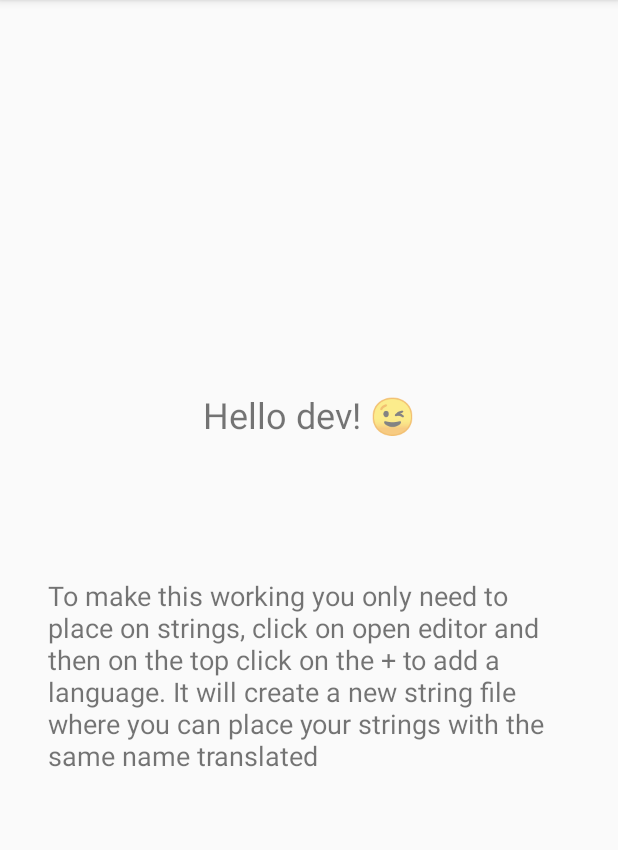
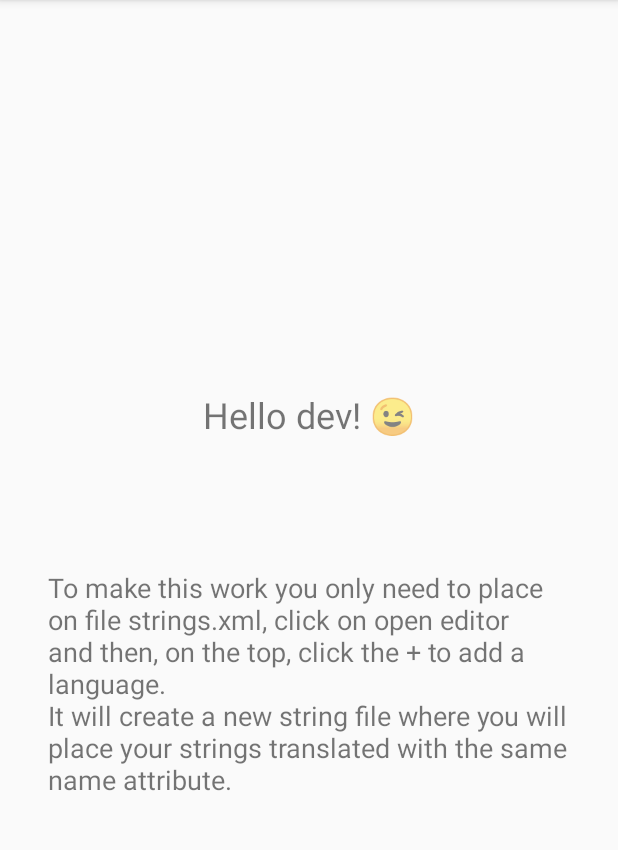
Before and after one commit to ClarkStoro/Android-Kotlin-Examples, an Android app: the screen it shows after launch (MainActivity), in the side drawer, after a tap on "Translations", on a phone screen of 412 x 824 dp, the part 84-934 px from its top. Run offline under Robolectric (Android 15) with nearby library versions, the phone set to English and light mode, and no system bars.

Commit message:
Strings modified

```diff
--- a/app/src/main/res/layout/fragment_home.xml
+++ b/app/src/main/res/layout/fragment_home.xml
@@ -17,7 +17,7 @@
                 app:layout_constraintStart_toStartOf="parent" android:layout_marginEnd="8dp"
                 app:layout_constraintEnd_toEndOf="parent"/>
         <TextView
-                android:text="Here for you some basics examples on Android Kotlin"
+                android:text="Here for you some basics examples in Android Kotlin"
                 android:layout_width="0dp"
                 android:layout_height="wrap_content" android:id="@+id/textView5"
                 android:textSize="20sp" app:layout_constraintEnd_toEndOf="parent"
--- a/app/src/main/res/values/strings.xml
+++ b/app/src/main/res/values/strings.xml
@@ -14,9 +14,8 @@
     <!-- Write your strings here -->
     <string name="hello_dev">Hello dev! 😉</string>
     <string name="translations_guide" translatable="false">
-        To make this working you only need to place on strings, click on open editor and then on the top click on the
-        "+" to add a language.
-        It will create a new string file where you can place your strings with the same name translated
+        To make this work you only need to place on file strings.xml, click on open editor and then, on the top, click the
+        "+" to add a language.\nIt will create a new string file where you will place your strings translated with the same name attribute.
     </string>
     <string name="cloud_messaging_guide" translatable="false">
         You should check my github page to see the code.\nIf you want to try this functionality you have to create your personal firebase project.\n\nHappy coding! 😉
```
